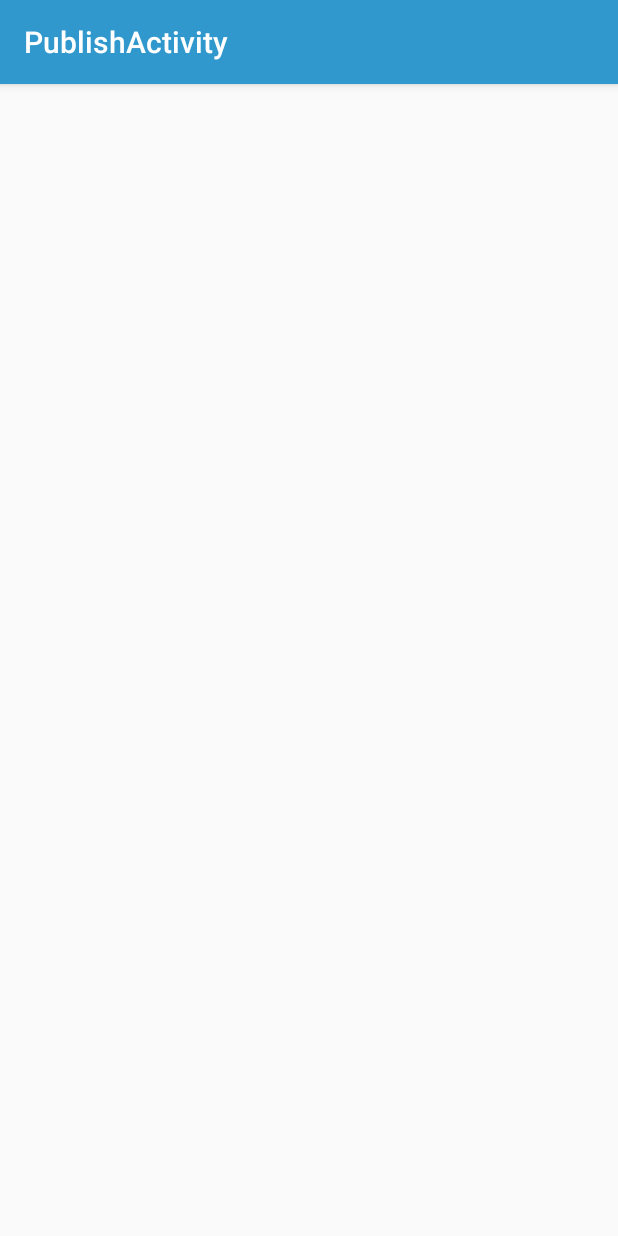
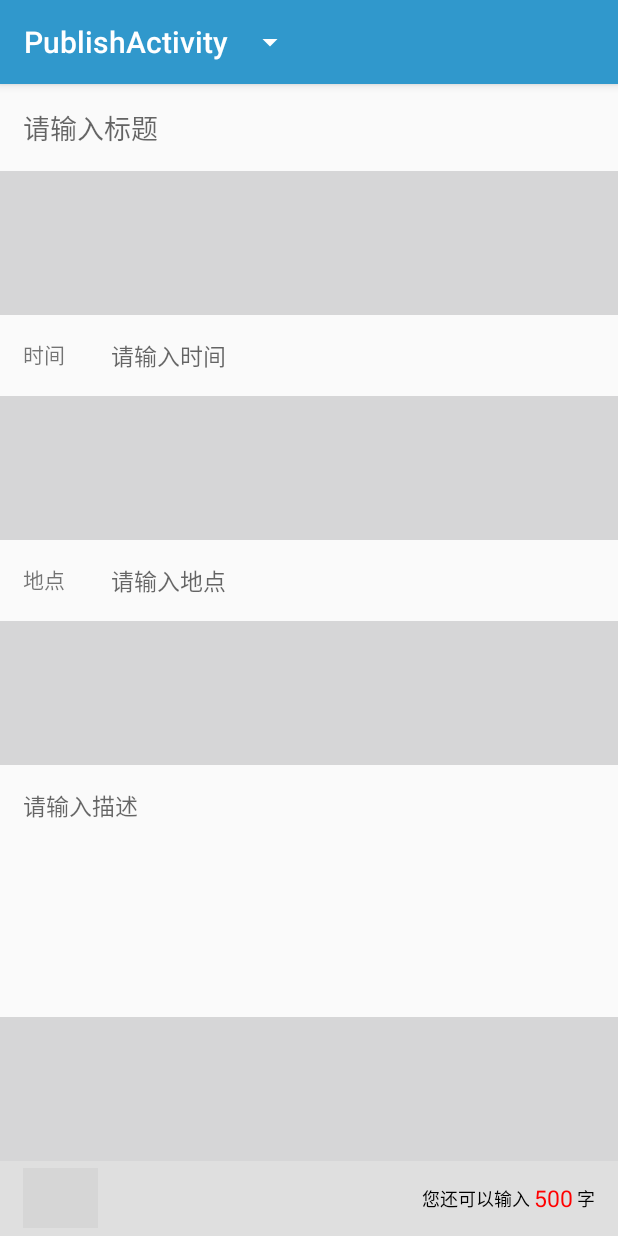
Before and after one commit to xinchanghao/lost-found, an Android app: the PublishActivity screen opened directly, with no data from a screen before it, on a phone screen of 412 x 824 dp. Run offline under Robolectric (Android 15) with nearby library versions, the phone set to English and light mode, and no system bars; grey boxes are pictures that could not be loaded.

Commit message:
add publish view

```diff
--- a/app/src/main/res/layout/activity_publish.xml
+++ b/app/src/main/res/layout/activity_publish.xml
@@ -16,7 +16,14 @@
             android:layout_width="match_parent"
             android:layout_height="?attr/actionBarSize"
             android:background="?attr/colorPrimary"
-            app:popupTheme="@style/AppTheme.PopupOverlay" />
+            app:popupTheme="@style/AppTheme.PopupOverlay">
+
+            <Spinner
+                android:id="@+id/spinner_nav"
+                android:layout_width="wrap_content"
+                android:layout_height="wrap_content"
+                android:entries="@array/publish_type"/>
+        </android.support.v7.widget.Toolbar>
 
     </android.support.design.widget.AppBarLayout>
 
--- a/app/src/main/res/layout/content_publish.xml
+++ b/app/src/main/res/layout/content_publish.xml
@@ -1,11 +1,166 @@
 <?xml version="1.0" encoding="utf-8"?>
-<android.support.constraint.ConstraintLayout xmlns:android="http://schemas.android.com/apk/res/android"
+<LinearLayout xmlns:android="http://schemas.android.com/apk/res/android"
     xmlns:app="http://schemas.android.com/apk/res-auto"
     xmlns:tools="http://schemas.android.com/tools"
+    android:id="@+id/wpos_layout"
     android:layout_width="match_parent"
     android:layout_height="match_parent"
+    android:divider="@drawable/divider"
+    android:orientation="vertical"
+    android:showDividers="middle"
+
     app:layout_behavior="@string/appbar_scrolling_view_behavior"
     tools:context="edu.fjnu.cse.lostandfound.activity.PublishActivity"
     tools:showIn="@layout/activity_publish">
 
-</android.support.constraint.ConstraintLayout>
+    <EditText
+        android:id="@+id/wpost_etitle"
+        android:layout_width="match_parent"
+        android:layout_height="wrap_content"
+        android:background="@android:color/transparent"
+        android:gravity="top|left"
+        android:hint="请输入标题"
+        android:maxLength="500"
+        android:padding="15dp"
+        android:textColor="#000"
+        android:textSize="18sp" />
+
+    <LinearLayout
+        android:layout_width="match_parent"
+        android:layout_height="wrap_content"
+        android:orientation="horizontal">
+
+        <TextView
+            android:id="@+id/textView7"
+            android:layout_width="wrap_content"
+            android:layout_height="wrap_content"
+            android:padding="15dp"
+            android:text="时间" />
+
+        <EditText
+            android:id="@+id/wpost_etime"
+            android:layout_width="match_parent"
+            android:layout_height="wrap_content"
+
+            android:background="@android:color/transparent"
+            android:gravity="top|left"
+            android:hint="请输入时间"
+            android:inputType="datetime"
+            android:maxLength="500"
+            android:padding="15dp"
+            android:textColor="#000"
+            android:textSize="15sp" />
+
+    </LinearLayout>
+
+    <LinearLayout
+        android:layout_width="match_parent"
+        android:layout_height="wrap_content"
+        android:orientation="horizontal">
+
+        <TextView
+            android:id="@+id/textView9"
+            android:layout_width="wrap_content"
+            android:layout_height="wrap_content"
+            android:padding="15dp"
+            android:text="地点" />
+
+        <EditText
+            android:id="@+id/wpost_et"
+            android:layout_width="match_parent"
+            android:layout_height="wrap_content"
+            android:background="@android:color/transparent"
+            android:gravity="top|left"
+            android:hint="请输入地点"
+            android:maxLength="500"
+            android:padding="15dp"
+            android:textColor="#000"
+            android:textSize="15sp" />
+    </LinearLayout>
+
+    <EditText
+        android:id="@+id/wpost_et"
+        android:layout_width="match_parent"
+        android:layout_height="0dp"
+        android:layout_weight="1"
+        android:background="@android:color/transparent"
+        android:gravity="top|left"
+        android:hint="请输入描述"
+        android:maxLength="500"
+        android:padding="15dp"
+        android:textColor="#000"
+        android:textSize="15sp" />
+
+    <RelativeLayout
+        android:id="@+id/wpost_imglayout"
+        android:layout_width="60dp"
+        android:layout_height="80dp"
+        android:layout_marginBottom="5dp"
+        android:layout_marginLeft="15dp"
+        android:visibility="gone">
+
+        <ImageView
+            android:id="@+id/wpost_img"
+            android:layout_width="50dp"
+            android:layout_height="70dp"
+            android:layout_alignParentBottom="true"
+            android:layout_alignParentLeft="true"
+            android:padding="5dp" />
+
+        <ImageView
+            android:id="@+id/wpost_remimg"
+            android:layout_width="10dp"
+            android:layout_height="10dp"
+            android:layout_alignParentRight="true"
+            android:background="#f00" />
+    </RelativeLayout>
+
+    <LinearLayout
+        android:layout_width="match_parent"
+        android:layout_height="50dp"
+        android:background="#dfdfdf"
+        android:gravity="center_vertical"
+        android:orientation="horizontal"
+        android:paddingLeft="15dp">
+
+        <ImageView
+            android:id="@+id/wpost_bq"
+            android:layout_width="50dp"
+            android:layout_height="40dp"
+            android:padding="5dp"
+            android:src="@drawable/ic_local_see_black_24dp" />
+
+        <TextView
+            android:layout_width="0dp"
+            android:layout_height="wrap_content"
+            android:layout_weight="1"
+            android:gravity="right"
+            android:text="您还可以输入 "
+            android:textColor="#000"
+            android:textSize="12sp" />
+
+        <TextView
+            android:id="@+id/wpost_wordnum"
+            android:layout_width="wrap_content"
+            android:layout_height="wrap_content"
+            android:text="500"
+            android:textColor="#f00"
+            android:textSize="15sp" />
+
+        <TextView
+            android:layout_width="wrap_content"
+            android:layout_height="wrap_content"
+            android:layout_marginRight="15dp"
+            android:text=" 字"
+            android:textColor="#000"
+            android:textSize="12sp" />
+    </LinearLayout>
+
+    <View
+        android:id="@+id/wpost_bqview"
+        android:layout_width="match_parent"
+        android:layout_height="230dp"
+        android:background="#f00"
+        android:visibility="gone" />
+
+</LinearLayout>
```
